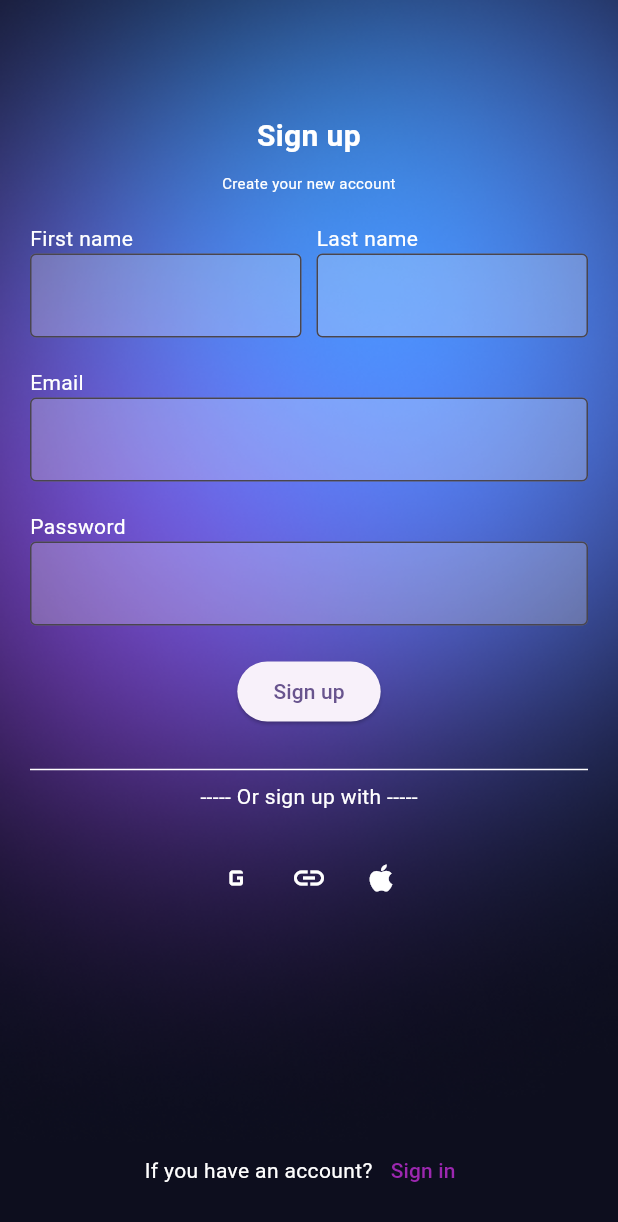
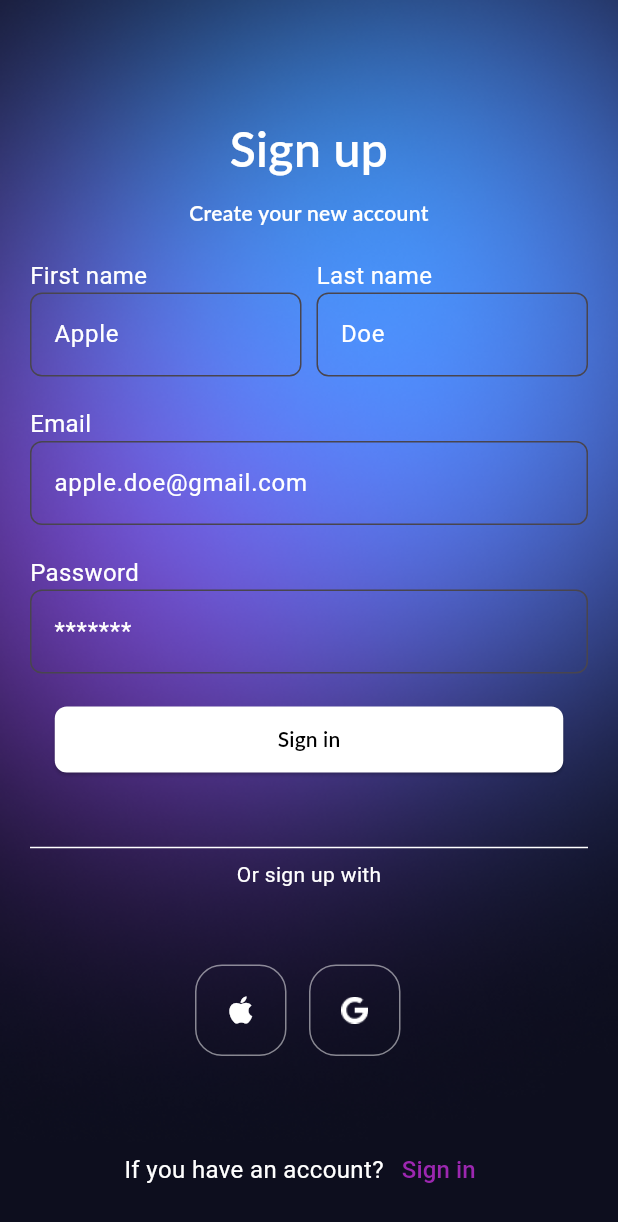
Before and after one commit to Arujan619/Instant-, a Flutter app: the SignupMain screen opened directly, on a phone screen of 412 x 824 dp. Shown: the top 1222 px of the screen. Run offline on Flutter 3.47's test engine with Material 3 defaults, Android fonts, the phone set to English and light mode, and no system bars; our stand-ins replace google_sign_in, syncfusion_flutter_charts; missing offline and left inert: flutter_gradient_app_bar, social_media_buttons; Roboto replaces fonts that are missing (Lato).

Commit message:
Signup page UI complete

```diff
--- a/MobileProject/lib/SignupPage/signup-main.dart
+++ b/MobileProject/lib/SignupPage/signup-main.dart
@@ -51,8 +51,9 @@ class SignupMain extends StatelessWidget {
                     'Sign up',
                     style: TextStyle(
                       color: Colors.white,
-                      fontSize: 20,
-                      fontWeight: FontWeight.bold,
+                      fontSize: 32,
+                      fontWeight: FontWeight.w600,
+                      fontFamily: 'Lato',
                     ),
                     textAlign: TextAlign.center,
                   ),
@@ -61,7 +62,9 @@ class SignupMain extends StatelessWidget {
                     'Create your new account',
                     style: TextStyle(
                       color: Colors.white,
-                      fontSize: 10,
+                      fontSize: 14,
+                      fontWeight: FontWeight.w600,
+                      fontFamily: 'Lato',
                     ),
                     textAlign: TextAlign.center,
                   ),
@@ -76,13 +79,20 @@ class SignupMain extends StatelessWidget {
                               'First name',
                               style: TextStyle(
                                 color: Colors.white,
+                                fontSize: 16,
                               ),
                             ),
                             const TextField(
+                              obscureText: true,
                               decoration: InputDecoration(
                                 filled: true,
-                                fillColor: Colors.white24,
-                                border: OutlineInputBorder(),
+                                fillColor: Colors.transparent,
+                                border: OutlineInputBorder(
+                                  borderRadius: BorderRadius.all(Radius.circular(8)),
+                                  borderSide: BorderSide(color: Color(0xFFFFFFFF)), // light grey color
+                                ),
+                                hintText: 'Apple',
+                                hintStyle: TextStyle(color: Colors.white),
                               ),
                               style: TextStyle(color: Colors.white),
                             ),
@@ -98,13 +108,20 @@ class SignupMain extends StatelessWidget {
                               'Last name',
                               style: TextStyle(
                                 color: Colors.white,
+                                fontSize: 16,
                               ),
                             ),
                             const TextField(
+                              obscureText: true,
                               decoration: InputDecoration(
                                 filled: true,
-                                fillColor: Colors.white24,
-                                border: OutlineInputBorder(),
+                                fillColor: Colors.transparent,
+                                border: OutlineInputBorder(
+                                  borderRadius: BorderRadius.all(Radius.circular(8)),
+                                  borderSide: BorderSide(color: Color(0xFFFFFFFF)), // light grey color
+                                ),
+                                hintText: 'Doe',
+                                hintStyle: TextStyle(color: Colors.white),
                               ),
                               style: TextStyle(color: Colors.white),
                             ),
@@ -120,14 +137,20 @@ class SignupMain extends StatelessWidget {
                       'Email',
                       style: TextStyle(
                         color: Colors.white,
+                        fontSize: 16,
                       ),
                     ),
                   ),
                   const TextField(
                     decoration: InputDecoration(
                       filled: true,
-                      fillColor: Colors.white24,
-                      border: OutlineInputBorder(),
+                      fillColor: Colors.transparent,
+                      border: OutlineInputBorder(
+                        borderRadius: BorderRadius.all(Radius.circular(8)),
+                        borderSide: BorderSide(color: Color(0xFFFFFFFF)), // light grey color
+                      ),
+                      hintText: 'apple.doe@gmail.com',
+                      hintStyle: TextStyle(color: Colors.white),
                     ),
                     style: TextStyle(color: Colors.white),
                   ),
@@ -138,6 +161,7 @@ class SignupMain extends StatelessWidget {
                       'Password',
                       style: TextStyle(
                         color: Colors.white,
+                        fontSize: 16,
                       ),
                     ),
                   ),
@@ -145,50 +169,95 @@ class SignupMain extends StatelessWidget {
                     obscureText: true,
                     decoration: InputDecoration(
                       filled: true,
-                      fillColor: Colors.white24,
-                      border: OutlineInputBorder(),
+                      fillColor: Colors.transparent,
+                      border: OutlineInputBorder(
+                        borderRadius: BorderRadius.all(Radius.circular(8)),
+                        borderSide: BorderSide(color: Color(0xFFFFFFFF)), // light grey color
+                      ),
+                      hintText: '*******',
+                      hintStyle: TextStyle(color: Colors.white),
                     ),
                     style: TextStyle(color: Colors.white),
                   ),
                   const SizedBox(height: 20),
+                  // TODO: Implement sign-up logic. For now, navigate to SigninMain
                   ElevatedButton(
                     onPressed: () {
-                      // TODO: Implement sign-up logic. For now, navigate to SigninMain
                       Navigator.pushReplacement(
                         context,
                         MaterialPageRoute(builder: (context) => const SigninMain()),
                       );
                     },
-                    child: const Text('Sign up'),
+                    style: ElevatedButton.styleFrom(
+                      minimumSize: const Size(339, 44),
+                      backgroundColor: Colors.white,
+                      shape: RoundedRectangleBorder(
+                        borderRadius: BorderRadius.circular(8),
+                      ),
+                    ),
+                    child: const Text(
+                      'Sign in',
+                      style: TextStyle(
+                        color: Colors.black,
+                        fontSize: 14,
+                        fontWeight: FontWeight.w600,
+                        fontFamily: 'Lato',
+                      ),
+                    ),
                   ),
-                  const SizedBox(height: 20),
+                  const SizedBox(height: 40),
                   const Divider(color: Colors.white),
                   const Text(
-                    '----- Or sign up with -----',
+                    'Or sign up with',
                     style: TextStyle(color: Colors.white),
                   ),
-                  const SizedBox(height: 20),
+                  const SizedBox(height: 50),
                   Row(
                     mainAxisAlignment: MainAxisAlignment.center,
                     children: [
-                      IconButton(
-                        icon: const Icon(Icons.g_mobiledata, color: Colors.white),
-                        onPressed: () {
-                          // TODO: Implement Google sign-up
-                        },
+                      // Apple "Sign in" button
+                      Container(
+                        height: 61,
+                        width: 61,
+                        decoration: BoxDecoration(
+                          borderRadius: BorderRadius.circular(18),
+                          border: Border.all(
+                            color: Colors.white.withOpacity(0.5), // Light grey with 0.5 opacity
+                            width: 1,
+                          ),
+                        ),
+                        child: IconButton(
+                          icon: const Icon(Icons.apple),
+                          color: Colors.white,
+                          onPressed: () {
+                            // TODO: Implement Apple sign-up
+                          },
+                        ),
                       ),
-                      IconButton(
-                        icon: const Icon(Icons.link, color: Colors.white),
-                        onPressed: () {
-                          // TODO: Implement LinkedIn sign-up
-                        },
+                      const SizedBox(width: 15),
+                      // Google "Sign in" button
+                      Container(
+                        height: 61,
+                        width: 61,
+                        decoration: BoxDecoration(
+                          borderRadius: BorderRadius.circular(18),
+                          border: Border.all(
+                            color: Colors.white.withOpacity(0.5),
+                            width: 1,
+                          ),
+                        ),
+                        child: IconButton(
+                          icon: SizedBox(
+                            width: 18,
+                            height: 18,
+                            child: Image.asset('assets/icons/google_icon.png'),
+                          ),
+                          onPressed: () {
+                            // TODO: Implement Google sign-up
+                          },
+                        ),
                       ),
-                      IconButton(
-                        icon: const Icon(Icons.apple, color: Colors.white),
-                        onPressed: () {
-                          // TODO: Implement Apple sign-up
-                        },
-                      ),
+                      const SizedBox(width: 15),
                     ],
                   ),
                   const Spacer(),
@@ -196,8 +265,11 @@ class SignupMain extends StatelessWidget {
                     mainAxisAlignment: MainAxisAlignment.center,
                     children: [
                       const Text(
-                        'If you have an account?',
-                        style: TextStyle(color: Colors.white),
+                        "If you have an account?",
+                        style: TextStyle(
+                          color: Colors.white,
+                          fontSize: 16,
+                        ),
                       ),
                       TextButton(
                         onPressed: () {
@@ -208,7 +280,10 @@ class SignupMain extends StatelessWidget {
                         },
                         child: const Text(
                           'Sign in',
-                          style: TextStyle(color: Colors.purple),
+                          style: TextStyle(
+                            color: Colors.purple,
+                            fontSize: 16,
+                          ),
                         ),
                       ),
                     ],
```
